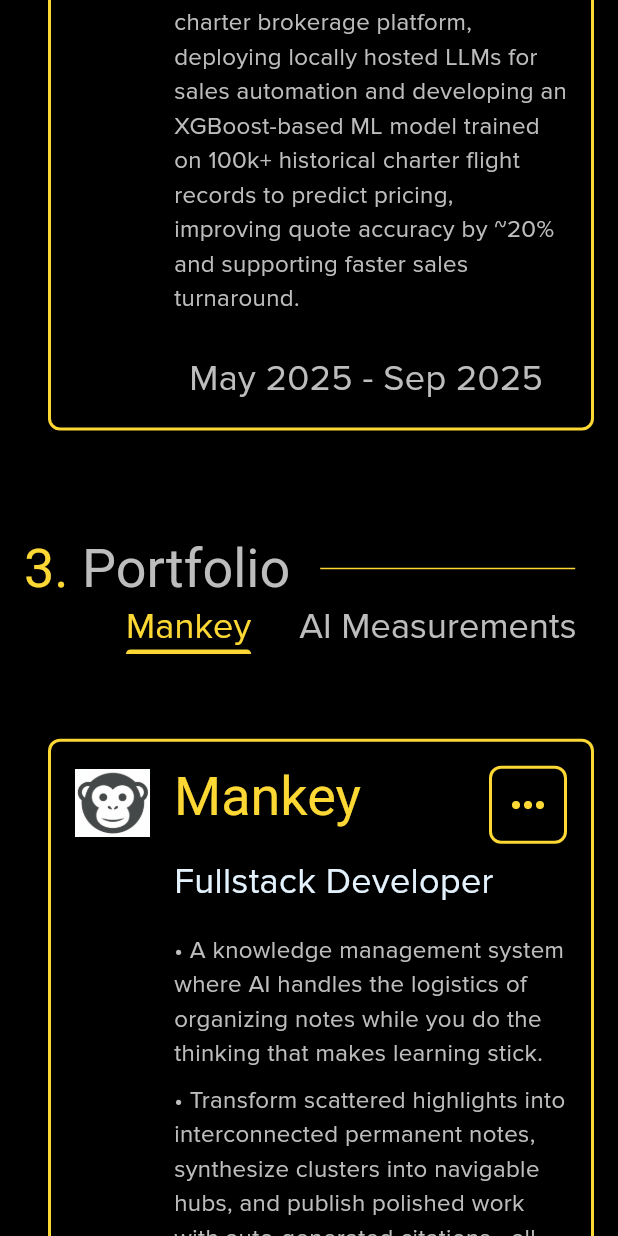
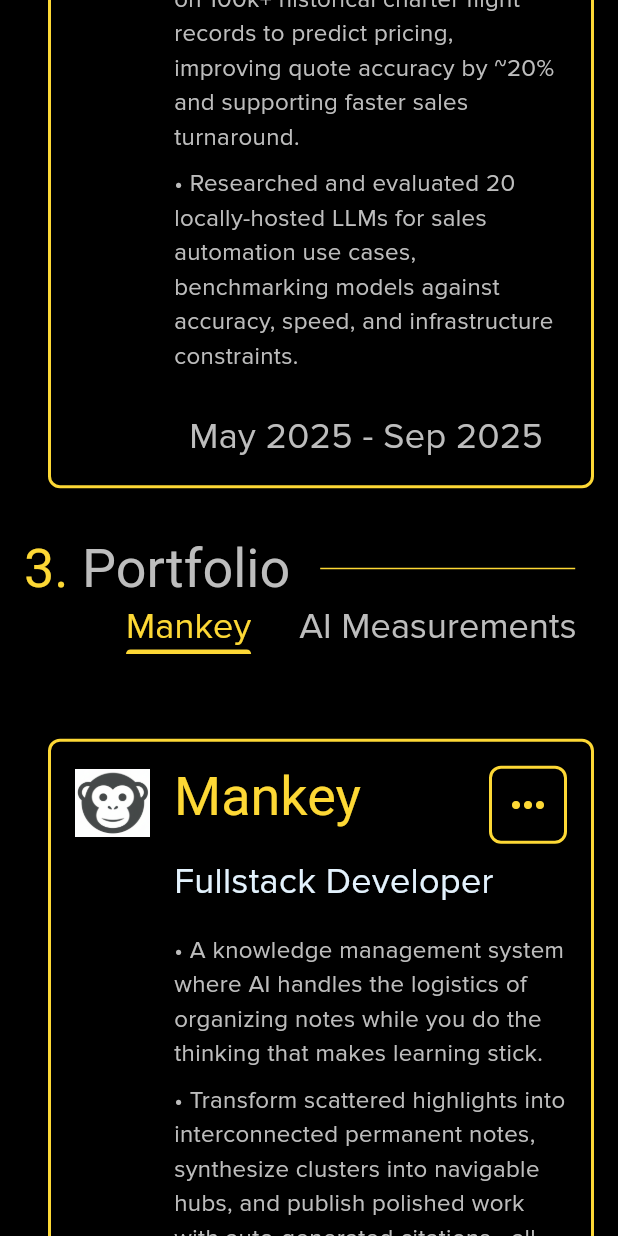
Before and after one commit to vkram2711/Resume, a Flutter app: the screen it shows after launch, scrolled down 1728 dp, on a phone screen of 412 x 824 dp. Run offline on Flutter 3.47's test engine with Material 3 defaults, Android fonts, the phone set to English and light mode, and no system bars; our stand-ins replace flutter_markdown, flutter_svg.

Commit message:
rewrite roles

```diff
--- a/lib/pages/intro_page.dart
+++ b/lib/pages/intro_page.dart
@@ -25,7 +25,7 @@
               Padding(
                 padding: EdgeInsets.only(top: 12),
                 child: PrimaryText(
-                    'AI/Full-stack engineer with 6+ years of experience building and shipping production systems across startups and freelance projects'),
+                    'AI/Full-Stack Engineer with production experience shipping LLM pipelines, ML models, and full-stack products at startups. Based in Tokyo, open to English-friendly roles.'),
               )
             ],
           ),
--- a/lib/pages/portfolio_page.dart
+++ b/lib/pages/portfolio_page.dart
@@ -81,8 +81,7 @@
         ]),
         position: 'Backend Developer',
         description: [
-          'Our team developed in 1 week a prototype of AI generated news list for LabLab hackathon',
-          'Internet is getting scrapped for same news coverage in different media and compiled into one'
+          'Built in one week for the LabLab AI hackathon: an AI-powered news aggregator that scrapes the same story from multiple outlets and compiles them into a single, balanced summary to reduce media bias.',
         ],
         timeInterval: 'Feb 2023',
         skills: [],
@@ -96,13 +95,12 @@
               link: 'https://drive.google.com/file/d/1gsBT_K1n_qIYcLob0cSxa1mpbCMNQSrz/view?usp=sharing',
               context: context),
         ]),
-        position: 'Software Engineer',
+        position: 'Co-Founder, Software Developer (Backend/Mobile)',
         description: [
-          'Our team developed an indoor gardening system that helps users to grow crops without leaving home.',
-          'My role was to develop a mobile app and server-side.',
-          'This project won silver medal at iCan 2020, a silver medal at Warsaw Invention Show, and a gold medal at INTARG Poland.',
+          'Co-founded an IoT startup building an automated indoor gardening system; built a Flutter mobile app and Flask/SQL backend enabling real-time device control and data sync with 99.9% uptime.',
+          'Won Gold (INTARG 2020), two silver medals (iCan, Warsaw Invention Show) across 3 international invention competitions (60+ countries, 475 participants).',
         ],
-        timeInterval: 'Nov 2019 - Dec 2021',
+        timeInterval: 'Nov 2019 - Dec 2020',
         skills: [],
       ),
 
--- a/lib/pages/work_page.dart
+++ b/lib/pages/work_page.dart
@@ -46,21 +46,21 @@
             text: 'PrivateJet.com', link: 'https://privatejet.com/', context: context),
         position: 'Machine Learning / AI Engineer',
         description: [
-          "Led AI initiatives for a private jet charter brokerage platform, deploying locally hosted LLMs for sales automation and developing an XGBoost-based ML model trained on 100k+ historical charter flight records to predict pricing, improving quote accuracy by ~20% and supporting faster sales turnaround.",
+          "Developed an LLM-integrated XGBoost-based ML model trained on 100k+ historical charter flight records to predict pricing, improving quote accuracy by ~20% and supporting faster sales turnaround.",
+          "Researched and evaluated 20 locally-hosted LLMs for sales automation use cases, benchmarking models against accuracy, speed, and infrastructure constraints.",
         ],
         timeInterval: 'May 2025 - Sep 2025',
-        skills: ['Machine Learning', 'LLM'],
+        skills: ['XGBoost', 'Python', 'FastAPI', 'LLM'],
       ),
       JobModel(
         mainImage: 'assets/edgur_logo.jpeg',
         titleShort: 'Edgur',
         title: hyperlink(
             text: 'Edgur', link: 'https://edgur.com/', context: context),
-        position: 'Software developer',
+        position: 'Full-stack Software Developer / AI Engineer',
         description: [
-          'Refactored backend systems, reducing codebase size by 40%, enhancing scalability and readability',
-          'Developed and optimized critical features such as admin dashboards, authentication systems, payments, search, and AI-driven recommendation engines, increasing user retention by 15%',
-          'Led the integration of semantic search and AI playlist generation, resulting in +20% user engagement',
+          'Led backend refactor, reducing technical debt and cutting codebase size by 40%, and architected authentication, billing, and admin systems supporting 15% retention growth.',
+          'Led the integration of semantic search and an AI recommendation engine, resulting in +20% user engagement.',
         ],
         timeInterval: 'May 2024 - Sep 2024',
         skills: ['Django', 'PostgreSQL', 'React', 'Pinecone', 'LLM'],
@@ -72,15 +72,14 @@
             text: 'Upwork',
             link: 'http://upwork.com/freelancers/~01fde4bc85457f3469',
             context: context),
-        position: 'Freelance Software developer',
+        position: 'Independent Software & Consultant (Backend/Mobile/AI)',
         description: [
-          'Completed 10+ projects on Upwork, earning \$10,000+ with consistent 4-5 star client reviews.',
-          'Mobile crypto banking app MVP, integrating Kraken and Circle APIs to enable seamless USDC transactions, processing up to 1,000 daily transactions during the testing phase.',
-          'Prototype of customer support chatbot API for a Sweden-based clinic. Automated common inquiries, reducing manual support requests by 30%',
-          'Educational assistant chatbot for a Saudi Arabian client, designed to assist teachers using a knowledge base from text and video files, and deployed the solution via a Telegram bot integration, streamlining lesson planning and reducing preparation time by 25%.',
+          'Crypto Banking MVP — Built a Flutter mobile app with a Go backend, integrating Kraken and Circle APIs for up to 1,000 seamless daily USDC transactions with zero critical failures.',
+          'Healthcare Support Chatbot — Designed and deployed a conversational support API for a Sweden-based clinic, automating triage for common patient queries and cutting manual support by 30%.',
+          'AI Educational Assistant — Built a RAG-based chatbot for a Saudi Arabian edtech client, ingesting a knowledge base from text and video and deploying via Telegram; reduced lesson prep time by 25%.',
         ],
         timeInterval: 'Feb 2022 - Aug 2023',
-        skills: ['Flutter', 'Flask', 'Firebase', 'React', 'Pinecone', 'Langchain', 'LLM', 'Go'],
+        skills: ['Flutter', 'Go', 'Flask', 'Firebase', 'React', 'Langchain', 'LLM'],
       ),
       JobModel(
         mainImage: 'assets/dev_better_company_logo.jpeg',
@@ -98,9 +97,7 @@
         ]),
         position: 'Flutter Developer',
         description: [
-          'Created an integration test infrastructure for a fitness app with over 800,000 global users, improving cross-platform reliability by 15%.',
-          'Streamlined onboarding for new developers by creating detailed tutorials and documentation, reducing ramp-up time from one week to two days, and increasing team productivity by 70%.',
-          'Led a team of three Flutter developers to create 50+ test cases for app screens and resolve critical bugs',
+          'Led a team of three Flutter developers, creating an integration test infrastructure and developing a fitness app with over 800,000 global users, improving cross-platform reliability by 15%.',
         ],
         timeInterval: 'Jun 2021 - Nov 2021',
         skills: ['Flutter'],
--- a/lib/widgets/text/about_text.dart
+++ b/lib/widgets/text/about_text.dart
@@ -13,19 +13,19 @@
         children: [
           TextSpan(
             text:
-            "I'm Vlad, an AI/full-stack engineer with 6+ years of experience building and shipping production systems across startups and freelance projects. My current focus is on AI and backend engineering — LLM pipelines, RAG architectures, and scalable web applications.",
+            "I'm Vlad, an AI/Full-Stack Engineer with production experience shipping LLM pipelines, ML models, and full-stack products at startups. My focus is on AI and backend engineering — XGBoost models, RAG architectures, LLM integrations, and scalable web applications.",
           ),
           TextSpan(
             text:
-            "Most recently, I was an ML/AI Engineer at PrivateJet.com, where I deployed locally hosted LLMs and built an XGBoost pricing model on 100k+ records. Before that, I worked as a full-stack engineer at Edgur (an early-stage edtech startup in Atlanta), and independently as a consultant on Upwork, completing 10+ AI, backend, and mobile projects for clients across continents.",
+            "Most recently, I was an ML/AI Engineer at PrivateJet.com, where I built an LLM-integrated XGBoost pricing model trained on 100k+ charter flight records (improving quote accuracy by ~20%) and evaluated 20 locally-hosted LLMs for sales automation. Before that, I worked as a Full-Stack / AI Engineer at Edgur (an early-stage edtech startup in Atlanta), and independently as a consultant on Upwork, completing 10+ backend, mobile, and AI projects across continents.",
           ),
           TextSpan(
             text:
-            "I studied CS and Business at Minerva University — a program that had me living and working across 7 cities on 4 continents, which means I'm comfortable in fast-moving, cross-cultural environments.",
+            "I studied CS and Business at Minerva University — a selective program (acceptance rate ~1.5%) with a global rotational model across 7 cities, including SF, Seoul, Berlin, Buenos Aires, Taipei, and Tokyo.",
           ),
           TextSpan(
             text:
-            "I'm based in Tokyo and open to full-time roles in AI engineering, backend systems, or full-stack product development.",
+            "Currently based in Tokyo (valid zairyu card), graduating May 2026, and looking for an AI/full-stack engineering role at an English-friendly tech company in Tokyo.",
           ),
         ],
       ),
```
Also changed, not shown: 10 other files.
